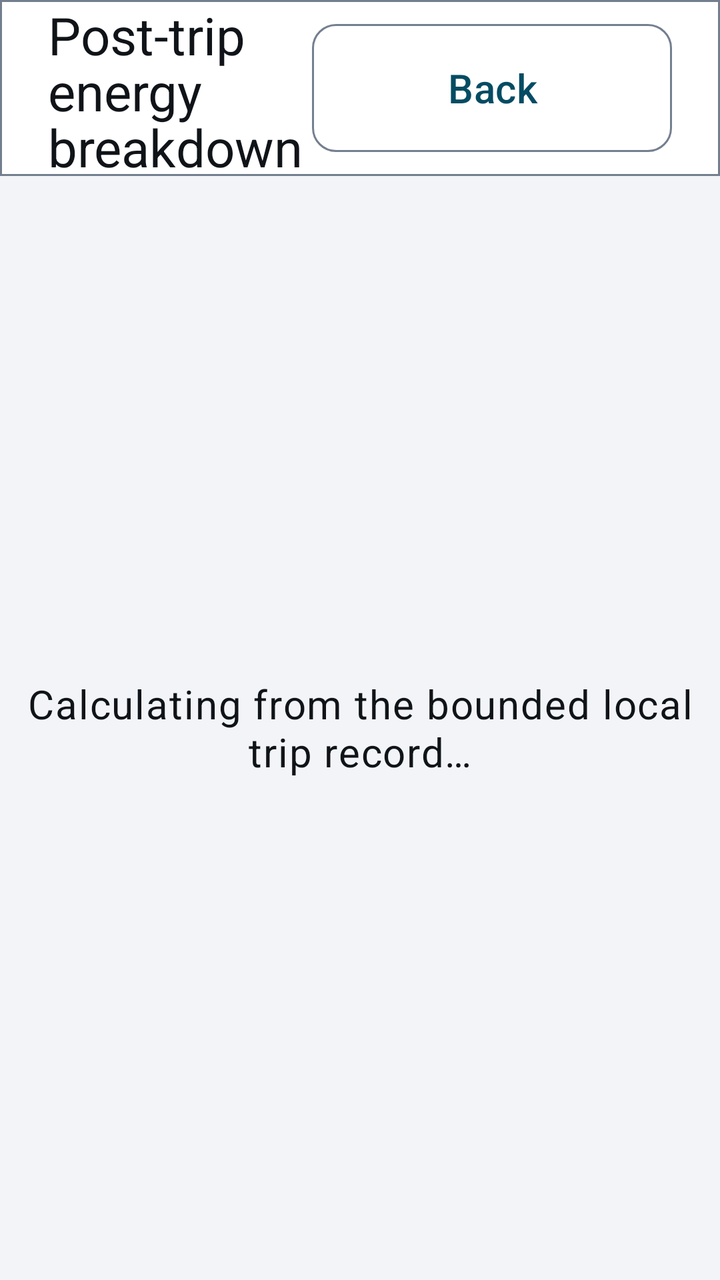
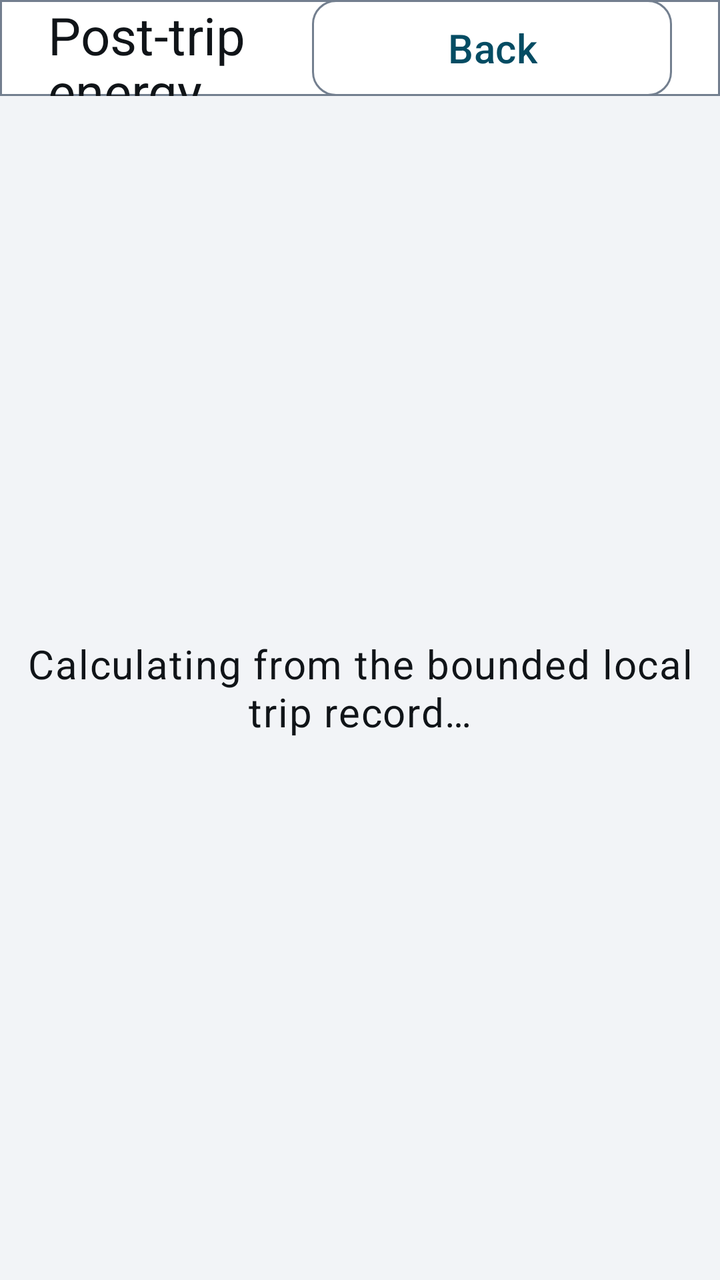

Compare the two renders of this Android layout. The source of the first and the diff that turns it into the second are given below.
<!-- AndroidManifest.xml: application theme Theme.EVChargePilot -->
<!-- res/layout/activity_energy_breakdown.xml -->
<?xml version="1.0" encoding="utf-8"?>
<LinearLayout xmlns:android="http://schemas.android.com/apk/res/android"
    android:layout_width="match_parent"
    android:layout_height="match_parent"
    android:orientation="vertical">

    <LinearLayout
        android:layout_width="match_parent"
        android:layout_height="88dp"
        android:background="@drawable/bg_topbar"
        android:gravity="center_vertical"
        android:orientation="horizontal"
        android:paddingStart="@dimen/spacing_lg"
        android:paddingEnd="@dimen/spacing_lg">

        <TextView
            android:layout_width="0dp"
            android:layout_height="wrap_content"
            android:layout_weight="1"
            android:text="@string/energy_breakdown_title"
            android:textAppearance="@style/Text.EV.Title" />

        <com.google.android.material.button.MaterialButton
            android:id="@+id/backAction"
            style="@style/Widget.EV.Button.Outlined"
            android:layout_width="180dp"
            android:layout_height="@dimen/touch_target"
            android:text="@string/action_back" />
    </LinearLayout>

    <FrameLayout
        android:layout_width="match_parent"
        android:layout_height="0dp"
        android:layout_weight="1">

        <LinearLayout
            android:id="@+id/breakdownContent"
            android:layout_width="match_parent"
            android:layout_height="match_parent"
            android:orientation="vertical"
            android:padding="@dimen/spacing_lg"
            android:visibility="gone">

            <TextView
                android:id="@+id/breakdownSummary"
                android:layout_width="match_parent"
                android:layout_height="wrap_content"
                android:textAppearance="@style/Text.EV.Body" />

            <LinearLayout
                android:layout_width="match_parent"
                android:layout_height="0dp"
                android:layout_marginTop="@dimen/spacing_md"
                android:layout_weight="1"
                android:baselineAligned="false"
                android:orientation="horizontal">

                <LinearLayout
                    android:id="@+id/measuredRows"
                    android:layout_width="0dp"
                    android:layout_height="match_parent"
                    android:layout_weight="1"
                    android:orientation="vertical" />

                <LinearLayout
                    android:id="@+id/estimatedRows"
                    android:layout_width="0dp"
                    android:layout_height="match_parent"
                    android:layout_marginStart="@dimen/spacing_md"
                    android:layout_weight="1"
                    android:orientation="vertical" />
            </LinearLayout>

            <TextView
                android:id="@+id/reconciliation"
                android:layout_width="match_parent"
                android:layout_height="wrap_content"
                android:gravity="end"
                android:textAppearance="@style/Text.EV.Secondary" />
        </LinearLayout>

        <LinearLayout
            android:id="@+id/emptyState"
            android:layout_width="match_parent"
            android:layout_height="match_parent"
            android:gravity="center"
            android:orientation="vertical"
            android:padding="@dimen/spacing_lg"
            android:visibility="gone">

            <TextView
                android:layout_width="wrap_content"
                android:layout_height="wrap_content"
                android:text="@string/energy_breakdown_unavailable_title"
                android:textAppearance="@style/Text.EV.Title" />

            <TextView
                android:id="@+id/emptyReason"
                android:layout_width="1100dp"
                android:layout_height="wrap_content"
                android:layout_marginTop="@dimen/spacing_md"
                android:gravity="center"
                android:textAppearance="@style/Text.EV.Body" />
        </LinearLayout>

        <TextView
            android:id="@+id/loadingState"
            android:layout_width="match_parent"
            android:layout_height="match_parent"
            android:gravity="center"
            android:text="@string/energy_breakdown_loading"
            android:textAppearance="@style/Text.EV.Body" />
    </FrameLayout>
</LinearLayout>
<!-- resources referenced by this layout -->
<resources>
  <dimen name="spacing_lg">24dp</dimen>
  <dimen name="spacing_md">16dp</dimen>
  <dimen name="touch_target">72dp</dimen>
  <!-- drawable bg_topbar (drawable) -->
  <?xml version="1.0" encoding="utf-8"?>
  <shape xmlns:android="http://schemas.android.com/apk/res/android" android:shape="rectangle">
      <solid android:color="@color/ev_surface" />
      <stroke android:width="1dp" android:color="@color/ev_outline" />
  </shape>
  <string name="action_back">Back</string>
  <string name="energy_breakdown_loading">Calculating from the bounded local trip record…</string>
  <string name="energy_breakdown_title">Post-trip energy breakdown</string>
  <string name="energy_breakdown_unavailable_title">Breakdown unavailable</string>
  <style name="Text.EV.Body" parent="TextAppearance.Material3.BodyLarge">
          <item name="android:textSize">@dimen/text_body</item>
          <item name="android:textColor">@color/ev_text_primary</item>
      </style>
  <style name="Text.EV.Secondary" parent="TextAppearance.Material3.BodyMedium">
          <item name="android:textSize">@dimen/text_secondary</item>
          <item name="android:textColor">@color/ev_text_secondary</item>
      </style>
  <style name="Text.EV.Title" parent="TextAppearance.Material3.TitleLarge">
          <item name="android:textSize">@dimen/text_title</item>
          <item name="android:textColor">@color/ev_text_primary</item>
      </style>
  <style name="Widget.EV.Button.Outlined" parent="Widget.Material3.Button.OutlinedButton">
          <item name="shapeAppearanceOverlay">@style/ShapeAppearanceOverlay.EV.Button</item>
          <item name="android:minHeight">@dimen/touch_target</item>
          <item name="android:textSize">@dimen/text_body</item>
          <item name="android:paddingStart">@dimen/spacing_lg</item>
          <item name="android:paddingEnd">@dimen/spacing_lg</item>
      </style>
  <color name="ev_surface">#FFFFFFFF</color>
  <color name="ev_outline">#FF737F8F</color>
  <dimen name="text_body">20sp</dimen>
  <color name="ev_text_primary">#FF101418</color>
  <dimen name="text_secondary">17sp</dimen>
  <color name="ev_text_secondary">#FF414B55</color>
  <dimen name="text_title">26sp</dimen>
  <style name="ShapeAppearanceOverlay.EV.Button" parent="">
          <item name="cornerSize">@dimen/ev_corner</item>
      </style>
  <color name="ev_accent">#FF044C63</color>
  <color name="ev_on_accent">#FFFFFFFF</color>
  <color name="ev_surface_raised">#FFE4E8ED</color>
  <color name="ev_background">#FFF2F4F7</color>
  <color name="ev_error">#FF8F0F18</color>
  <style name="ThemeOverlay.EVChargePilot.Dialog" parent="ThemeOverlay.EV.Dialog">
          <item name="materialAlertDialogTitleTextStyle">@style/EVChargePilot.Dialog.Title</item>
          <item name="materialAlertDialogBodyTextStyle">@style/EVChargePilot.Dialog.Body</item>
      </style>
  <dimen name="ev_corner">12dp</dimen>
  <style name="EVChargePilot.Dialog.Title" parent="MaterialAlertDialog.Material3.Title.Text">
          <item name="android:textSize">@dimen/text_title</item>
          <item name="android:textColor">@color/ev_text_primary</item>
      </style>
  <style name="EVChargePilot.Dialog.Body" parent="MaterialAlertDialog.Material3.Body.Text">
          <item name="android:textSize">@dimen/text_secondary</item>
          <item name="android:textColor">@color/ev_text_primary</item>
          <item name="android:lineSpacingMultiplier">1.2</item>
      </style>
  <style name="Widget.EV.DialogButton" parent="Widget.Material3.Button.TextButton.Dialog">
          <item name="shapeAppearanceOverlay">@style/ShapeAppearanceOverlay.EV.Button</item>
          <item name="android:minHeight">@dimen/touch_target</item>
          <item name="android:minWidth">140dp</item>
          <item name="android:textSize">@dimen/text_body</item>
      </style>
  <!-- unchanged entries left out for length: 2 -->
</resources>

<!-- the commit's change to res/layout/activity_energy_breakdown.xml (unified diff, before → after) -->
@@ -6,7 +6,7 @@
 
     <LinearLayout
         android:layout_width="match_parent"
-        android:layout_height="88dp"
+        android:layout_height="@dimen/chargepilot_bar_height"
         android:background="@drawable/bg_topbar"
         android:gravity="center_vertical"
         android:orientation="horizontal"
@@ -24,7 +24,9 @@
             android:id="@+id/backAction"
             style="@style/Widget.EV.Button.Outlined"
             android:layout_width="180dp"
-            android:layout_height="@dimen/touch_target"
+            android:layout_height="match_parent"
+            android:insetTop="0dp"
+            android:insetBottom="0dp"
             android:text="@string/action_back" />
     </LinearLayout>
 
@@ -38,7 +40,10 @@
             android:layout_width="match_parent"
             android:layout_height="match_parent"
             android:orientation="vertical"
-            android:padding="@dimen/spacing_lg"
+            android:paddingStart="@dimen/spacing_lg"
+            android:paddingTop="@dimen/chargepilot_bar_gap"
+            android:paddingEnd="@dimen/spacing_lg"
+            android:paddingBottom="@dimen/spacing_lg"
             android:visibility="gone">
 
             <TextView
<!-- resource entries referenced after the edit -->
@@ -1,5 +1,7 @@
 <!-- resources referenced by this layout -->
 <resources>
+  <dimen name="chargepilot_bar_gap">@dimen/spacing_sm</dimen>
+  <dimen name="chargepilot_bar_height">48dp</dimen>
   <dimen name="spacing_lg">24dp</dimen>
   <dimen name="spacing_md">16dp</dimen>
   <dimen name="touch_target">72dp</dimen>
@@ -32,6 +34,7 @@
           <item name="android:paddingStart">@dimen/spacing_lg</item>
           <item name="android:paddingEnd">@dimen/spacing_lg</item>
       </style>
+  <dimen name="spacing_sm">8dp</dimen>
   <color name="ev_surface">#FFFFFFFF</color>
   <color name="ev_outline">#FF737F8F</color>
   <dimen name="text_body">20sp</dimen>
